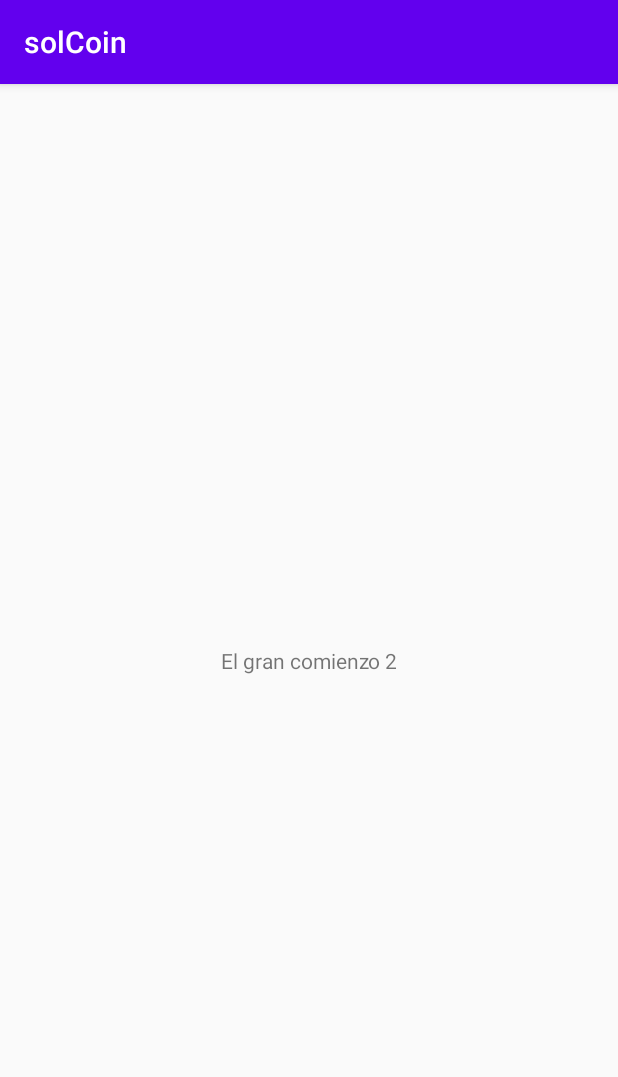
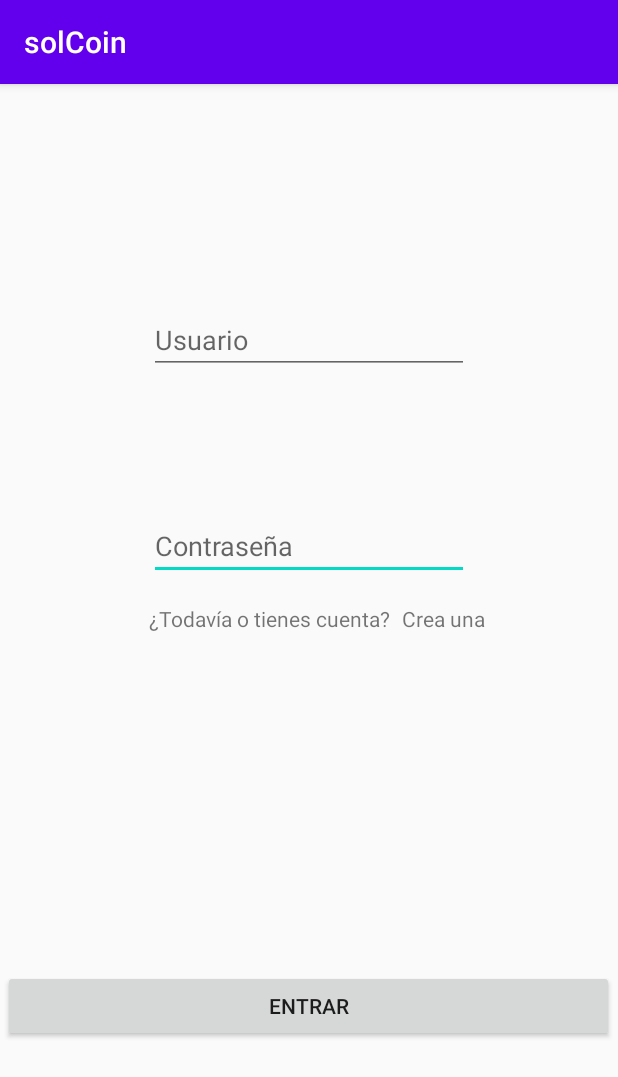
Before and after one commit to Ducexll/solCoin, an Android app: the screen it shows after launch (MainActivity), on a phone screen of 412 x 824 dp. Shown: the top 1077 px of the screen. Run offline under Robolectric (Android 15) with nearby library versions, the phone set to English and light mode, and no system bars.

Commit message:
actualizacion burger

```diff
--- a/app/src/main/res/layout/activity_main.xml
+++ b/app/src/main/res/layout/activity_main.xml
@@ -6,13 +6,70 @@
     android:layout_height="match_parent"
     tools:context=".MainActivity">
 
-    <TextView
+    <LinearLayout
+        android:layout_width="407dp"
+        android:layout_height="80dp"
+        android:layout_marginTop="260dp"
+        android:orientation="horizontal"
+        app:layout_constraintEnd_toEndOf="@+id/editTextTextPassword"
+        app:layout_constraintHorizontal_bias="0.502"
+        app:layout_constraintStart_toStartOf="@+id/editTextTextPassword"
+        app:layout_constraintTop_toBottomOf="@+id/editTextTextPassword">
+
+        <Button
+            android:id="@+id/button"
+            android:layout_width="355dp"
+            android:layout_height="wrap_content"
+            android:layout_weight="1"
+            android:onClick="iniciarSesion"
+            android:text="Entrar" />
+    </LinearLayout>
+
+    <EditText
+        android:id="@+id/editTextTextPassword"
         android:layout_width="wrap_content"
         android:layout_height="wrap_content"
-        android:text="El gran comienzo 2"
-        app:layout_constraintBottom_toBottomOf="parent"
+        android:layout_marginTop="92dp"
+        android:ems="10"
+        android:hint="Contraseña"
+        android:inputType="textPassword"
+        app:layout_constraintEnd_toEndOf="@+id/editTextTextPersonName2"
+        app:layout_constraintHorizontal_bias="0.0"
+        app:layout_constraintStart_toStartOf="@+id/editTextTextPersonName2"
+        app:layout_constraintTop_toBottomOf="@+id/editTextTextPersonName2" />
+
+    <EditText
+        android:id="@+id/editTextTextPersonName2"
+        android:layout_width="wrap_content"
+        android:layout_height="wrap_content"
+        android:layout_marginTop="148dp"
+        android:ems="10"
+        android:hint="Usuario"
+        android:inputType="textPersonName"
         app:layout_constraintEnd_toEndOf="parent"
         app:layout_constraintStart_toStartOf="parent"
         app:layout_constraintTop_toTopOf="parent" />
 
+    <TextView
+        android:id="@+id/textView2"
+        android:layout_width="wrap_content"
+        android:layout_height="wrap_content"
+        android:layout_marginStart="8dp"
+        android:onClick="irCrearUsuario"
+        android:text="Crea una "
+        app:layout_constraintBottom_toBottomOf="@+id/textView3"
+        app:layout_constraintStart_toEndOf="@+id/textView3"
+        app:layout_constraintTop_toTopOf="@+id/textView3"
+        app:layout_constraintVertical_bias="0.0" />
+
+    <TextView
+        android:id="@+id/textView3"
+        android:layout_width="wrap_content"
+        android:layout_height="wrap_content"
+        android:text="¿Todavía o tienes cuenta?"
+        app:layout_constraintBottom_toBottomOf="parent"
+        app:layout_constraintStart_toStartOf="@+id/editTextTextPassword"
+        app:layout_constraintTop_toBottomOf="@+id/editTextTextPassword"
+        app:layout_constraintVertical_bias="0.039" />
+
 </android.support.constraint.ConstraintLayout>
--- a/app/src/main/res/values/strings.xml
+++ b/app/src/main/res/values/strings.xml
@@ -1,3 +1,7 @@
 <resources>
     <string name="app_name">solCoin</string>
+    <string name="inicio">Inicio</string>
+    <string name="pagos">Pagos</string>
+    <string name="cartera">Cartera</string>
+    <string name="saldo">100</string>
 </resources>
```
Also changed, not shown: app/src/main/AndroidManifest.xml (+14 -0 lines), app/src/main/java/tfg/solcoin/MainActivity.java (+11 -0 lines), app/src/main/java/tfg/solcoin/MenuCreacionUsuario.java (added, +20 -0 lines), app/src/main/java/tfg/solcoin/MenuPrincipal.java (added, +17 -0 lines), app/src/main/res/layout/activity_menu_creacion_usuario.xml (added, +110 -0 lines), app/src/main/res/layout/activity_menu_principal.xml (added, +58 -0 lines).
